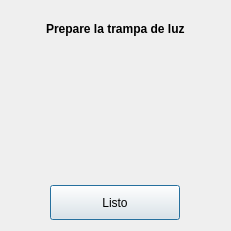
Above: dlgestandarizar.ui from Gabnz/Spectrasoft before the change. Below: the same form after it.
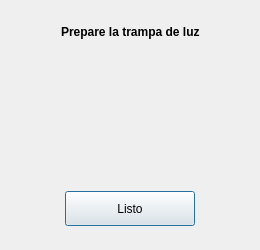
That is the form after the change. Icons and pictures are not drawn.

Patch:
```diff
--- a/dlgestandarizar.ui
+++ b/dlgestandarizar.ui
@@ -6,8 +6,8 @@
    <rect>
     <x>0</x>
     <y>0</y>
-    <width>231</width>
-    <height>231</height>
+    <width>260</width>
+    <height>250</height>
    </rect>
   </property>
   <property name="windowTitle">
@@ -217,6 +217,22 @@
        </item>
       </layout>
      </item>
+     <item>
+      <spacer name="verticalSpacer_3">
+       <property name="orientation">
+        <enum>Qt::Vertical</enum>
+       </property>
+       <property name="sizeType">
+        <enum>QSizePolicy::Fixed</enum>
+       </property>
+       <property name="sizeHint" stdset="0">
+        <size>
+         <width>20</width>
+         <height>13</height>
+        </size>
+       </property>
+      </spacer>
+     </item>
     </layout>
    </item>
   </layout>
```
